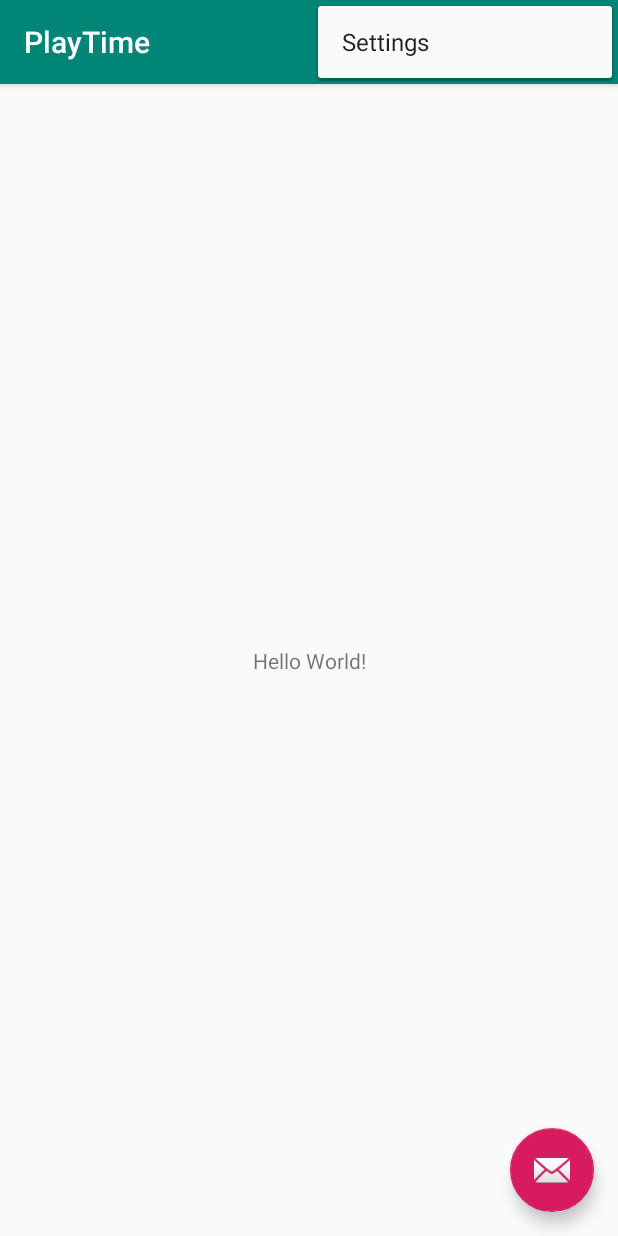
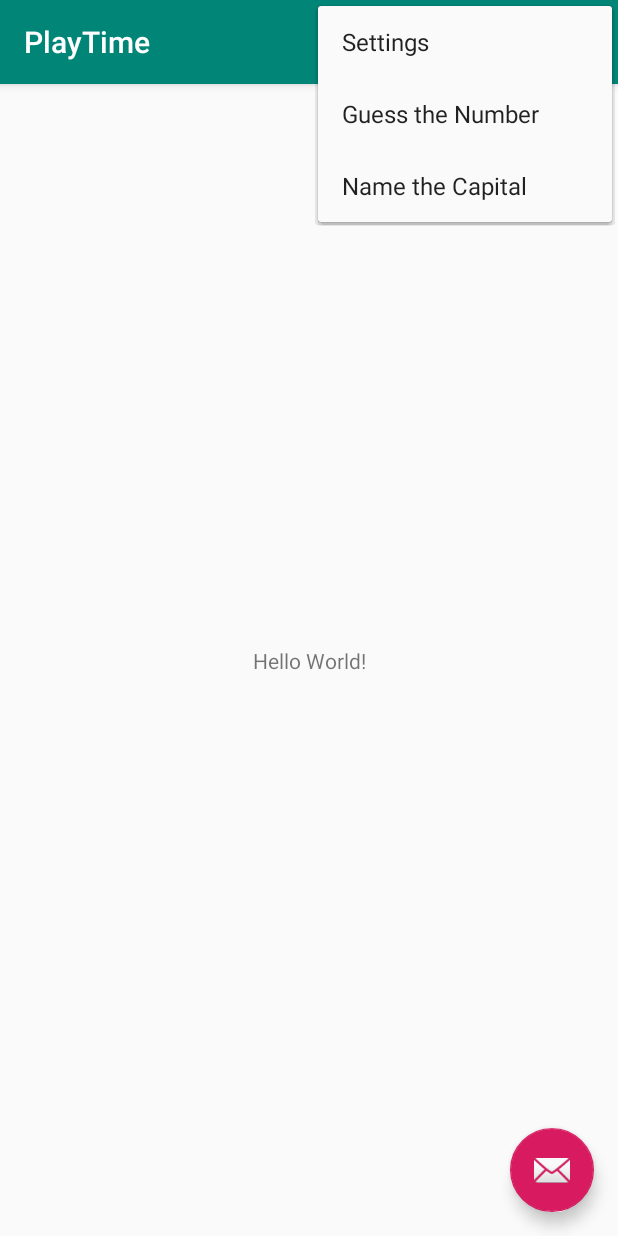
Before and after one commit to abiancu/PlayTime, an Android app: the screen it shows after launch (MainActivity), with the options menu open, on a phone screen of 412 x 824 dp. Run offline under Robolectric (Android 15) with nearby library versions, the phone set to English and light mode, and no system bars.

Commit message:
build tool bar menu

```diff
--- a/app/src/main/res/menu/menu_main.xml
+++ b/app/src/main/res/menu/menu_main.xml
@@ -7,4 +7,15 @@
         android:orderInCategory="100"
         android:title="@string/action_settings"
         app:showAsAction="never" />
+    <item
+        android:id="@+id/game1"
+        android:orderInCategory="100"
+        android:title="@string/mGame1"
+        app:showAsAction="never" />
+    <item
+        android:id="@+id/game2"
+        android:orderInCategory="100"
+        android:title="@string/mGame2"
+        app:showAsAction="never" />
+
 </menu>
```
